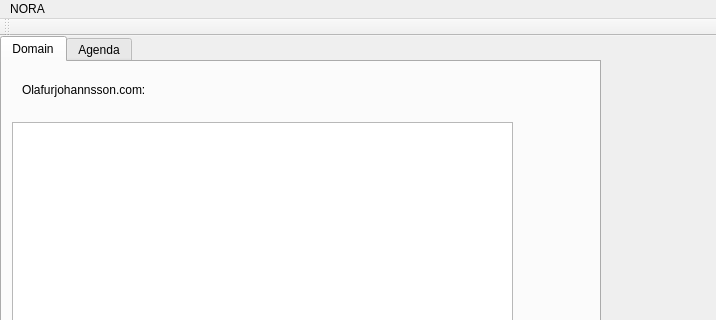
Before: the Qt Designer form mainwindow.ui in olafurjohannsson/NORA, drawn with Qt 5; both pictures show x 0 to 716 and y 0 to 320 of the 716 by 613 pixel window.
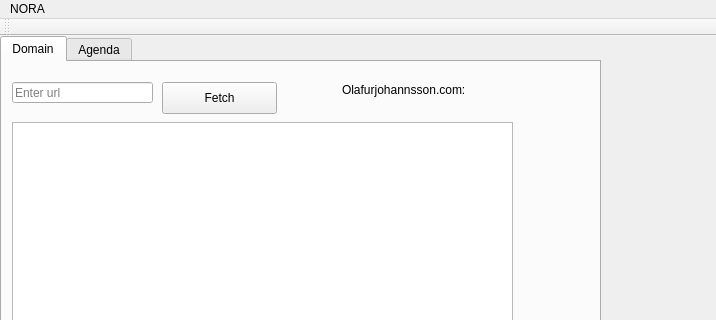
After: the same form once the commit is applied. The open tabs and pages were chosen to show the change.

The edit to the form file:
```diff
--- a/mainwindow.ui
+++ b/mainwindow.ui
@@ -33,9 +33,9 @@
      <widget class="QLabel" name="label">
       <property name="geometry">
        <rect>
-        <x>20</x>
+        <x>340</x>
         <y>20</y>
-        <width>131</width>
+        <width>211</width>
         <height>16</height>
        </rect>
       </property>
@@ -53,6 +53,32 @@
        </rect>
       </property>
      </widget>
+     <widget class="QLineEdit" name="lineUrl">
+      <property name="geometry">
+       <rect>
+        <x>10</x>
+        <y>20</y>
+        <width>141</width>
+        <height>21</height>
+       </rect>
+      </property>
+      <property name="placeholderText">
+       <string>Enter url</string>
+      </property>
+     </widget>
+     <widget class="QPushButton" name="btnFetchUrl">
+      <property name="geometry">
+       <rect>
+        <x>160</x>
+        <y>20</y>
+        <width>115</width>
+        <height>32</height>
+       </rect>
+      </property>
+      <property name="text">
+       <string>Fetch</string>
+      </property>
+     </widget>
     </widget>
     <widget class="QWidget" name="tab_2">
      <attribute name="title">
```
Left out of the diff: 25 changed lines with no effect on the pictures.
